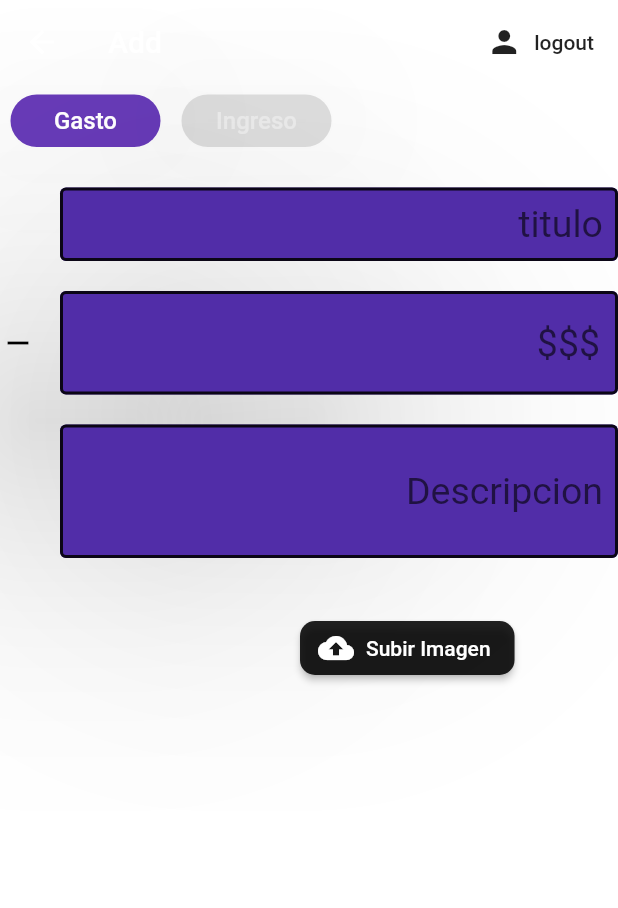
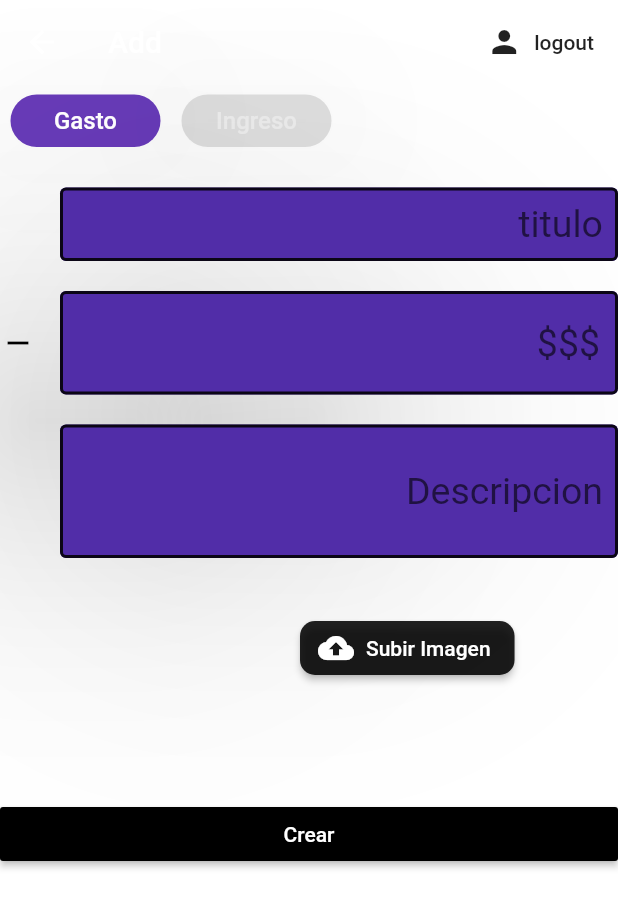
Before and after one commit to Jacttis/billetera_virtual, a Flutter app: the Agregar screen opened directly, on a phone screen of 412 x 824 dp. Shown: the top 908 px of the screen. Run offline on Flutter 3.47's test engine with Material 2 defaults, Android fonts, the light colour scheme and no system bars; drawn by our look-alikes of custom_radio_grouped_button; our stand-ins replace cloud_firestore, curved_navigation_bar, firebase_auth, firebase_storage, flutter_spinkit, image_picker; accounts and stored records are empty.

Commit message:
Agregar
Agregar y mejorar a la mitad reegister

```diff
--- a/lib/models/Recibo.dart
+++ b/lib/models/Recibo.dart
@@ -1,10 +1,10 @@
 class Recibo{
-
+  final String titulo;
   final String descripcion;
   final double cant;
   final String path;
 
 
-  Recibo( {this.cant,this.descripcion,this.path});
+  Recibo( {this.cant,this.descripcion,this.path,this.titulo});
 
 }
--- a/lib/screens/Home/Pages/Add/AgregarView.dart
+++ b/lib/screens/Home/Pages/Add/AgregarView.dart
@@ -1,6 +1,7 @@
 import 'package:billetera_virtual/models/User.dart';
 import 'package:billetera_virtual/screens/Home/Pages/Add/AgregarImagen.dart';
 import 'package:billetera_virtual/services/auth.dart';
+import 'package:billetera_virtual/services/database.dart';
 import 'package:billetera_virtual/services/storage.dart';
 import 'package:billetera_virtual/shared/constans.dart';
 import 'package:flutter/cupertino.dart';
@@ -19,10 +20,42 @@ class AgregarView extends StatefulWidget {
 
 class _AgregarViewState extends State<AgregarView> {
 
+  static  TextFormField entradaCantidadPositiva= TextFormField(
+    onChanged: (num){
+      number=double.parse(num);
+    },
+    controller: numero,
+    keyboardType: TextInputType.number,
+    style: TextStyle(
+      fontSize: 25,
+    ),
+    decoration: textInputDecoration.copyWith(hintText:'\$\$\$',fillColor: Colors.deepPurple[700], icon: Icon(Icons.add,color: Colors.black,)),
+    textAlign: TextAlign.right,
+  );
+
+  static TextFormField entradaCantidadNegativa= TextFormField(
+    onChanged: (num){
+      number=double.parse(num);
+      number=-number;
+    },
+    controller: numero,
+    keyboardType: TextInputType.number,
+    style: TextStyle(
+      fontSize: 25,
+    ),
+    decoration: textInputDecoration.copyWith(hintText:'\$\$\$',fillColor: Colors.deepPurple[700], icon: Icon(Icons.remove,color: Colors.black,),),
+    textAlign: TextAlign.right,
+  );
+
   String valor='GASTO';
-  TextFormField textoEntrada=entradaCantidadNegative;
+  TextFormField textoEntrada=entradaCantidadNegativa;
+  static TextEditingController numero = new TextEditingController();
   File image;
   AgregarImagen logicaFoto=AgregarImagen();
+  DatabaseService _databaseService = DatabaseService.getInstaceC();
+  String titulo;
+  static double number;
+  String descripcion;
 
 
   @override
@@ -52,7 +85,7 @@ class _AgregarViewState extends State<AgregarView> {
             radioButtonValue: (value) {
               setState(() {
                 if(value =='GASTO'){
-                  textoEntrada=entradaCantidadNegative;
+                  textoEntrada=entradaCantidadNegativa;
                 }
                 else{
                   textoEntrada=entradaCantidadPositiva;
@@ -83,6 +116,9 @@ class _AgregarViewState extends State<AgregarView> {
                 isDense: true,
               ),
               textAlign: TextAlign.right,
+              onChanged:(tit){
+                titulo=tit;
+              },
             ),
           ),
           SizedBox(height: 20.0,),
@@ -110,6 +146,9 @@ class _AgregarViewState extends State<AgregarView> {
                   isDense: true,
               ),
               textAlign: TextAlign.right,
+              onChanged:(Desc){
+                descripcion=Desc;
+              },
             ),
           ),
           SizedBox(height:10.0),
@@ -122,9 +161,11 @@ class _AgregarViewState extends State<AgregarView> {
                 child:GestureDetector(
                   child:(image!=null)?Image.file(image,fit: BoxFit.fill,):null,
                   onTap: () {
+                    if(image!=null){
                   Navigator.push(context, MaterialPageRoute(builder: (_) {
                   return DetailScreen(image: image);
-                  }));},
+
+                  }));}},
                 ),
               ),
               SizedBox(width: 50,),
@@ -146,7 +187,21 @@ class _AgregarViewState extends State<AgregarView> {
 
 
               ),
+
             ],
+          ),
+          SizedBox(height: 50,),
+          RaisedButton(
+            color: Colors.black,
+            textColor: Colors.white,
+            child: Text('Crear'),
+            onPressed: (){
+              _databaseService.addRecibo(descripcion,number,'',titulo);
+              Scaffold
+                  .of(context)
+                  .showSnackBar(SnackBar(content: Text(" Recibo Creado")));
+
+            },
           )
 
         ],
@@ -154,7 +209,6 @@ class _AgregarViewState extends State<AgregarView> {
       ),
     );
   }
-
 
 
 }
--- a/lib/services/auth.dart
+++ b/lib/services/auth.dart
@@ -61,8 +61,7 @@ class AuthService{
       return _userFromFirebaseUser(user);
     }
     catch(e){
-      print(e.toString());
-      return null;
+      return e.code;
     }
 
   }
--- a/lib/services/storage.dart
+++ b/lib/services/storage.dart
@@ -16,6 +16,12 @@ class StorageService{
     print('Completado');
   }
 
+  Future getImage (String url) async{
+   _storage.ref().child(url).getDownloadURL();
+
+  }
+
+
 
 
 
--- a/lib/shared/constans.dart
+++ b/lib/shared/constans.dart
@@ -11,31 +11,3 @@ const textInputDecoration = InputDecoration(
     borderSide: BorderSide(color: Colors.white70, width: 2.0),
   ),
 );
-
-TextFormField entradaCantidadPositiva= TextFormField(
-
-  keyboardType: TextInputType.number,
-  style: TextStyle(
-    fontSize: 25,
-
-
-  ),
-  decoration: textInputDecoration.copyWith(hintText:'\$\$\$',fillColor: Colors.deepPurple[700], icon: Icon(Icons.add,color: Colors.black,)),
-  textAlign: TextAlign.right,
-);
-
-TextFormField entradaCantidadNegative= TextFormField(
-  keyboardType: TextInputType.number,
-  style: TextStyle(
-    fontSize: 25,
-  ),
-  decoration: textInputDecoration.copyWith(hintText:'\$\$\$',fillColor: Colors.deepPurple[700], icon: Icon(Icons.remove,color: Colors.black,),),
-  textAlign: TextAlign.right,
-);
-/*const gradiente = BoxDecoration(
-  gradient: LinearGradient(
-      begin: Alignment.topCenter,
-      colors: [Colors.deepPurple[500],Colors.deepPurple[400]]
-
-  );
-);*/
```
Also changed, not shown: lib/screens/Authenticate/register.dart (+6 -6 lines), lib/screens/Home/Pages/Cuenta/historialTile.dart (+15 -4 lines), lib/services/database.dart (+12 -6 lines), 1 other file.
